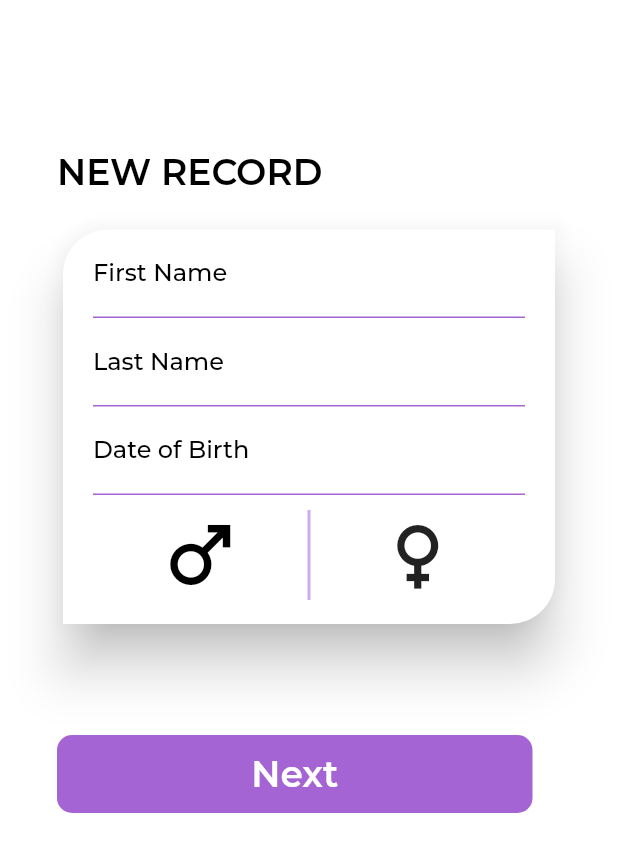
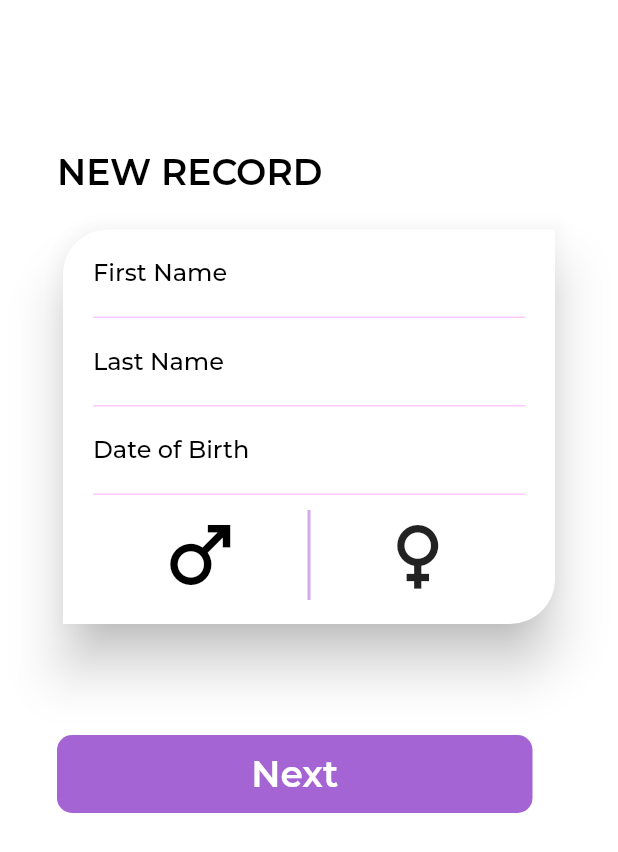
Before and after one commit to MaxTrent/immune_africa, a Flutter app: the AddRecord screen opened directly, on a phone screen of 412 x 824 dp. Shown: the top 852 px of the screen. Run offline on Flutter 3.47's test engine with Material 2 defaults, Android fonts, the phone set to English and light mode, and no system bars; our stand-ins replace cloud_firestore, country_picker, csc_picker, dotted_border, firebase_auth, firebase_core and 4 more; missing offline and left inert: dart:js; accounts and stored records are empty.

Commit message:
add record

```diff
--- a/lib/main.dart
+++ b/lib/main.dart
@@ -30,6 +30,7 @@ class MyApp extends StatelessWidget {
         '/splashscreen': (context) => const SplashScreen(),
         '/phone': (context) => const PhoneRegistration(),
         '/home': (context) => const Home(),
+        '/emailverification': (context) => const EmailVerification(),
       },
     );
   }
--- a/lib/screens/add_record.dart
+++ b/lib/screens/add_record.dart
@@ -3,6 +3,7 @@ import 'package:immune_africa/Widgets/widgets.dart';
 import 'package:immune_africa/providers/providers.dart';
 import 'package:immune_africa/themes/themes.dart';
 import 'package:dotted_border/dotted_border.dart';
+import 'package:intl/intl.dart';
 import 'package:provider/provider.dart';
 
 class AddRecord extends StatelessWidget {
@@ -10,13 +11,15 @@ class AddRecord extends StatelessWidget {
   AddRecord({super.key});
 
   final _controller = PageController();
+  final _dateController = TextEditingController();
   final bool _selectedGender = false;
 
   @override
   Widget build(BuildContext context) {
     return ChangeNotifierProvider<AddRecordProvider>(
-      create: (_)=> AddRecordProvider(),
-      builder: (context, child)=>Scaffold(
+      create: (_) => AddRecordProvider(),
+      builder: (context, child) =>
+          Scaffold(
             resizeToAvoidBottomInset: false,
             body: SafeArea(
               child: PageView(
@@ -48,10 +51,13 @@ class AddRecord extends StatelessWidget {
                                 ),
                                 elevation: 15,
                                 child: Padding(
-                              padding: const EdgeInsets.symmetric(horizontal: 20),
+                                  padding: const EdgeInsets.symmetric(
+                                      horizontal: 20),
                                   child: Column(
                                     children: [
-                                  TextFormField(keyboardType: TextInputType.name,
+                                      TextFormField(
+                                        cursorColor: primaryAppColor,
+                                        keyboardType: TextInputType.name,
                                         autovalidateMode: AutovalidateMode
                                             .onUserInteraction,
                                         controller: TextEditingController(),
@@ -64,11 +70,18 @@ class AddRecord extends StatelessWidget {
                                               .copyWith(color: Colors.black),
                                           enabledBorder: const UnderlineInputBorder(
                                             borderSide: BorderSide(
-                                          color: primaryAppColor,
+                                              color: accentColor,
                                             ),
                                           ),
+                                          focusedBorder: const UnderlineInputBorder(
+                                              borderSide: BorderSide(
+                                                color: primaryAppColor,
+                                              )
+                                          ),
                                         ),),
-                                  TextFormField(keyboardType: TextInputType.name,
+                                      TextFormField(
+                                        cursorColor: primaryAppColor,
+                                        keyboardType: TextInputType.name,
                                         autovalidateMode: AutovalidateMode
                                             .onUserInteraction,
                                         controller: TextEditingController(),
@@ -81,14 +94,24 @@ class AddRecord extends StatelessWidget {
                                               .copyWith(color: Colors.black),
                                           enabledBorder: const UnderlineInputBorder(
                                             borderSide: BorderSide(
-                                          color: primaryAppColor,
+                                              color: accentColor,
                                             ),
                                           ),
+                                          focusedBorder: const UnderlineInputBorder(
+                                              borderSide: BorderSide(
+                                                color: primaryAppColor,
+                                              )
+                                          ),
                                         ),),
-                                  TextFormField(keyboardType: TextInputType.name,
+                                      TextFormField(
+                                        cursorColor: primaryAppColor,
+                                        keyboardType: TextInputType.name,
                                         autovalidateMode: AutovalidateMode
                                             .onUserInteraction,
-                                    controller: TextEditingController(),
+                                        controller: _dateController,
+                                        onTap: () {
+                                          buildShowDatePicker(context);
+                                        },
                                         decoration: InputDecoration(
                                           label: const Text('Date of Birth'),
                                           labelStyle: Theme
@@ -98,34 +121,57 @@ class AddRecord extends StatelessWidget {
                                               .copyWith(color: Colors.black),
                                           enabledBorder: const UnderlineInputBorder(
                                             borderSide: BorderSide(
-                                          color: primaryAppColor,
+                                              color: accentColor,
                                             ),
                                           ),
-                                    ),),
+                                          focusedBorder: const UnderlineInputBorder(
+                                              borderSide: BorderSide(
+                                                color: primaryAppColor,
+                                              )
+                                          ),
+                                        ),
+                                      ),
 
 
                                       Padding(
-                                    padding: const EdgeInsets.symmetric(vertical: 10.0),
+                                        padding: const EdgeInsets.symmetric(
+                                            vertical: 10.0),
                                         child: Align(
                                           alignment: Alignment.bottomCenter,
                                           child: Row(
-                                        mainAxisAlignment: MainAxisAlignment.spaceEvenly,
-                                        crossAxisAlignment: CrossAxisAlignment.center,
+                                            mainAxisAlignment: MainAxisAlignment
+                                                .spaceEvenly,
+                                            crossAxisAlignment: CrossAxisAlignment
+                                                .center,
                                             children: [
-                                          GestureDetector(child: Icon(Icons.male, size: 60, color: context.watch<AddRecordProvider>().selectedGender == 1 ? primaryAppColor : Colors.black,), onTap: (){
-                                            context.watch<AddRecordProvider>().selectMale();
+                                              GestureDetector(child: Icon(
+                                                Icons.male, size: 60,
+                                                color: context
+                                                    .watch<AddRecordProvider>()
+                                                    .selectedGender == 1
+                                                    ? primaryAppColor
+                                                    : Colors.black,),
+                                                onTap: () {
+                                                  context.watch<
+                                                      AddRecordProvider>()
+                                                      .selectMale();
                                                 },),
                                               Align(
-                                            alignment: Alignment.bottomCenter,
+                                                alignment: Alignment
+                                                    .bottomCenter,
                                                 child: Container(
                                                   height: 60,
                                                   width: 2,
                                                   decoration: BoxDecoration(
-                                                color: Color(0xffB66EE8).withOpacity(0.6),
+                                                    color: const Color(
+                                                        0xffB66EE8).withOpacity(
+                                                        0.6),
                                                   ),
                                                 ),
                                               ),
-                                          GestureDetector(child: Icon(Icons.female, size: 60,), onTap: (){},),
+                                              GestureDetector(child: const Icon(
+                                                Icons.female, size: 60,),
+                                                onTap: () {},),
                                             ],
                                           ),
                                         ),
@@ -177,16 +223,19 @@ class AddRecord extends StatelessWidget {
                               ),
                               elevation: 15,
                               child: Padding(
-                            padding: const EdgeInsets.symmetric(horizontal: 20),
+                                padding: const EdgeInsets.symmetric(
+                                    horizontal: 20),
                                 child: Column(
                                   mainAxisAlignment: MainAxisAlignment.center,
                                   children: [
-                                TextFormField(keyboardType: TextInputType.name,
+                                    TextFormField(
+                                      keyboardType: TextInputType.name,
                                       autovalidateMode: AutovalidateMode
                                           .onUserInteraction,
                                       controller: TextEditingController(),
                                       decoration: InputDecoration(
-                                    label: const Text('Relationship to child'),
+                                        label: const Text(
+                                            'Relationship to child'),
                                         labelStyle: Theme
                                             .of(context)
                                             .textTheme
@@ -198,7 +247,8 @@ class AddRecord extends StatelessWidget {
                                           ),
                                         ),
                                       ),),
-                                TextFormField(keyboardType: TextInputType.name,
+                                    TextFormField(
+                                      keyboardType: TextInputType.name,
                                       autovalidateMode: AutovalidateMode
                                           .onUserInteraction,
                                       controller: TextEditingController(),
@@ -244,7 +294,8 @@ class AddRecord extends StatelessWidget {
                         children: [
                           const SizedBox(height: 100,),
                           Padding(
-                        padding: const EdgeInsets.symmetric(horizontal: 20.0),
+                            padding: const EdgeInsets.symmetric(
+                                horizontal: 20.0),
                             child: Row(
                               mainAxisAlignment: MainAxisAlignment.spaceBetween,
                               children: [
@@ -253,7 +304,12 @@ class AddRecord extends StatelessWidget {
                                     .textTheme
                                     .headline2!
                                     .copyWith(color: Colors.black),),
-                            TextButton(onPressed: (){}, child: Text('Skip', style: Theme.of(context).textTheme.headline1!.copyWith(color: Colors.black),))
+                                TextButton(onPressed: () {},
+                                    child: Text('Skip', style: Theme
+                                        .of(context)
+                                        .textTheme
+                                        .headline1!
+                                        .copyWith(color: Colors.black),))
                               ],
                             ),
                           ),
@@ -273,7 +329,7 @@ class AddRecord extends StatelessWidget {
                                 padding: const EdgeInsets.all(70),
                                 child: DottedBorder(
                                   color: Colors.black,
-                              radius: Radius.circular(20),
+                                  radius: const Radius.circular(20),
                                   dashPattern: [5, 5],
                                   strokeWidth: 2,
                                   child: Center(
@@ -283,7 +339,8 @@ class AddRecord extends StatelessWidget {
                                       decoration: BoxDecoration(
                                         borderRadius: BorderRadius.circular(5),
                                       ),
-                                  child: const Icon(Icons.add, size: 50, color: primaryAppColor,),
+                                      child: const Icon(Icons.add, size: 50,
+                                        color: primaryAppColor,),
                                     ),
                                   ),
                                 ),
@@ -313,4 +370,33 @@ class AddRecord extends StatelessWidget {
           ),
     );
   }
+
+  buildShowDatePicker(BuildContext context) async {
+    DateTime? pickedDate = await showDatePicker(
+        context: context,
+        lastDate: DateTime.now(),
+        firstDate: DateTime(2000),
+        initialDate: DateTime.now(),
+        builder: (context, child){
+          return Theme(
+            data: Theme.of(context).copyWith(
+              colorScheme: ColorScheme.light(
+                primary: primaryAppColor, // <-- SEE HERE
+                onPrimary: Colors.white, // <-- SEE HERE
+                onSurface: primaryAppColor, // <-- SEE HERE
+              ),
+              textButtonTheme: TextButtonThemeData(
+                style: TextButton.styleFrom(
+                  primary: Colors.red, // button text color
+                ),
+              ),
+            ),
+            child: child!,
+          );
         }
+    );
+
+    if (pickedDate == null) return;
+    _dateController.text = DateFormat('dd-MM-yyyy').format(pickedDate);
+  }
+}
--- a/lib/screens/sign_in.dart
+++ b/lib/screens/sign_in.dart
@@ -138,8 +138,9 @@ class SignIn extends StatelessWidget {
                         width: 317,
                         child: AppButton(
                           onPressed: (){
-                            if (_formKey.currentState!.validate())
-                            context.read<SignInProvider>().signIn(context, _emailController.text.toString(), _passwordController.text.toString());
+                            if (_formKey.currentState!.validate()) {
+                              context.read<SignInProvider>().signIn(context, _emailController.text.toString(), _passwordController.text.toString());
+                            }
                           },
                             // onPressed: () {Navigator.of(context).push(MaterialPageRoute(builder: (context)=> Dashboard()));},
                             btnText: 'LOGIN',
--- a/pubspec.yaml
+++ b/pubspec.yaml
@@ -49,6 +49,7 @@ dependencies:
   lorem_ipsum: ^0.0.3
   firebase_analytics: ^10.7.0
   cloud_firestore: ^4.14.0
+  intl: ^0.18.1
 
 dev_dependencies:
   flutter_test:
```
Also changed, not shown: lib/providers/individual_signup_provider.dart (+2 -5 lines), lib/screens/individual_signup.dart (+13 -4 lines), pubspec.lock. Lines whose indentation alone changed are shown as unchanged.
